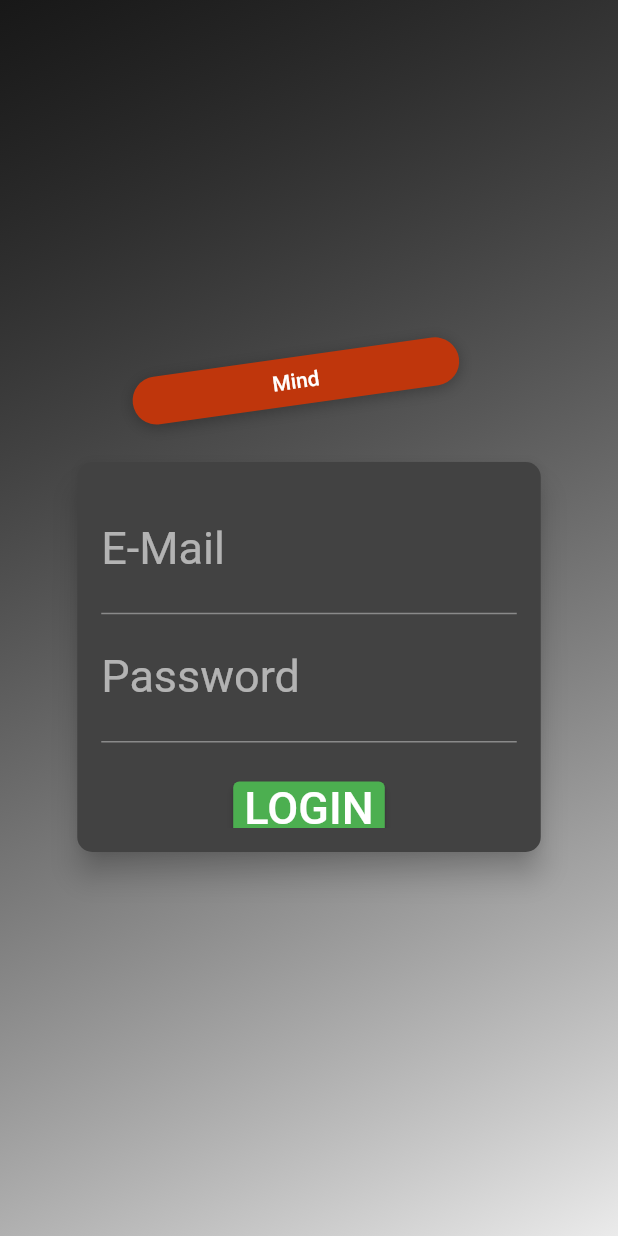
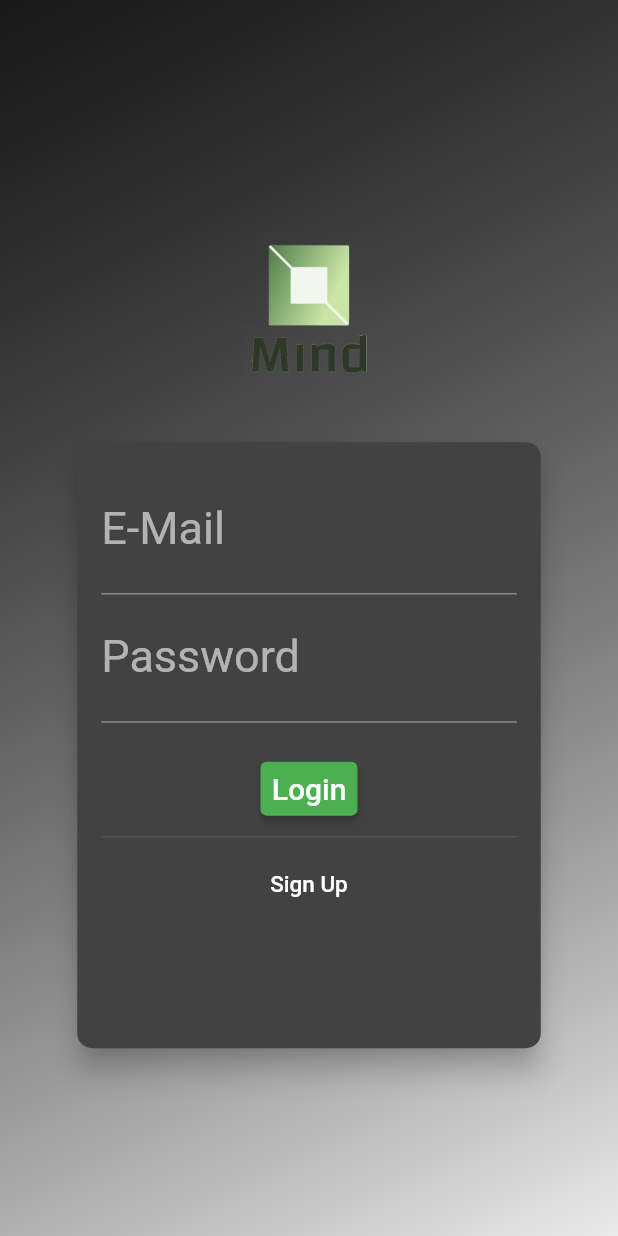
Before and after one commit to lopriorejosh/CSIS3126_LoPriore, a Flutter app: the screen it shows after launch, on a phone screen of 412 x 824 dp. Run offline on Flutter 3.47's test engine with Material 2 defaults, Android fonts, the light colour scheme and no system bars; our stand-ins replace expandable_text, google_fonts, water_drop_nav_bar; Roboto replaces fonts that are missing (Acme, Play).

Commit message:
Adding in error handling

```diff
--- a/mind/lib/API/api_constants.dart
+++ b/mind/lib/API/api_constants.dart
@@ -10,4 +10,7 @@ class ApiConstants {
       "https://identitytoolkit.googleapis.com/v1/accounts:signUp?key=$fireBaseAPIKey";
   static String signInUserEndpoint =
       "https://identitytoolkit.googleapis.com/v1/accounts:signInWithPassword?key=$fireBaseAPIKey";
+
+  static String anonomousEndpoint =
+      "https://identitytoolkit.googleapis.com/v1/accounts:signUp?key=$fireBaseAPIKey";
 }
--- a/mind/lib/Providers/auth_provider.dart
+++ b/mind/lib/Providers/auth_provider.dart
@@ -7,6 +7,7 @@ import 'package:http/http.dart' as http;
 import '../API/api_constants.dart';
 
 class AuthProvider with ChangeNotifier {
+  bool signedIn = false;
   late String _token;
   late DateTime _expiryDate;
   late String _UID;
@@ -26,5 +27,10 @@ class AuthProvider with ChangeNotifier {
     var response = await http
         .post(signInEndpoint, body: {'email': username, 'password': password});
     log(response.body);
+
+    if (response.statusCode == 200) {
+      signedIn = true;
+      notifyListeners();
+    }
   }
 }
--- a/mind/lib/Providers/movies_provider.dart
+++ b/mind/lib/Providers/movies_provider.dart
@@ -10,11 +10,11 @@ class MoviesProvider extends ChangeNotifier {
   List<Movie> get popularMovies => _popularMovies;
 
   Future<void> FetchPopularMovies() async {
-    var topMoviesUrl = Uri.parse(ApiConstants.baseUrl +
+    var popularMoviesUrl = Uri.parse(ApiConstants.baseUrl +
         ApiConstants.popularMoviesEndpoint +
         ApiConstants.apiKey);
     try {
-      var response = await http.get(topMoviesUrl);
+      var response = await http.get(popularMoviesUrl);
       if (response.statusCode == 200) {
         //convert json data and set _popularMovies
         List<Movie> _fetchedMovies = convertFromJson(response.body).results;
--- a/mind/lib/Screens/auth_page.dart
+++ b/mind/lib/Screens/auth_page.dart
@@ -2,6 +2,7 @@ import 'dart:math';
 
 import 'package:flutter/material.dart';
 import 'package:provider/provider.dart';
+import 'package:google_fonts/google_fonts.dart';
 
 import '../Providers/auth_provider.dart';
 
@@ -13,10 +14,9 @@ class AuthScreen extends StatelessWidget {
   @override
   Widget build(BuildContext context) {
     final deviceSize = MediaQuery.of(context).size;
-    // final transformConfig = Matrix4.rotationZ(-8 * pi / 180);
-    // transformConfig.translate(-10.0);
+
     return Scaffold(
-      // resizeToAvoidBottomInset: false,
+      resizeToAvoidBottomInset: false,
       body: Stack(
         children: <Widget>[
           Container(
@@ -32,8 +32,7 @@ class AuthScreen extends StatelessWidget {
               ),
             ),
           ),
-          SingleChildScrollView(
-            child: Container(
+          Container(
             height: deviceSize.height,
             width: deviceSize.width,
             child: Column(
@@ -41,35 +40,13 @@ class AuthScreen extends StatelessWidget {
               crossAxisAlignment: CrossAxisAlignment.center,
               children: <Widget>[
                 Flexible(
-                    child: Container(
-                      margin: EdgeInsets.only(bottom: 20.0),
-                      padding:
-                          EdgeInsets.symmetric(vertical: 8.0, horizontal: 94.0),
-                      transform: Matrix4.rotationZ(-8 * pi / 180)
-                        ..translate(-10.0),
-                      decoration: BoxDecoration(
-                        borderRadius: BorderRadius.circular(20),
-                        color: Colors.deepOrange.shade900,
-                        boxShadow: [
-                          BoxShadow(
-                            blurRadius: 8,
-                            color: Colors.black26,
-                            offset: Offset(0, 2),
-                          )
-                        ],
-                      ),
-                      child: Text(
-                        'Mind',
-                        style: Theme.of(context).textTheme.bodyLarge,
-                      ),
-                    ),
+                  child: Image.asset('lib/Assets/Mind Logo.png'),
                 ),
                 Flexible(
                   flex: deviceSize.width > 600 ? 2 : 1,
                   child: AuthCard(),
                 ),
               ],
-              ),
             ),
           ),
         ],
@@ -137,24 +114,25 @@ class _AuthCardState extends State<AuthCard> {
       ),
       elevation: 8.0,
       child: Container(
-        height: _authMode == AuthMode.Signup ? 320 : 260,
+        height: deviceSize.height * .5,
+        //_authMode == AuthMode.Signup ? 320 : 260,
         constraints:
             BoxConstraints(minHeight: _authMode == AuthMode.Signup ? 320 : 260),
         width: deviceSize.width * 0.75,
-        padding: EdgeInsets.all(16.0),
+        padding: const EdgeInsets.all(16.0),
         child: Form(
           key: _formKey,
           child: SingleChildScrollView(
             child: Column(
               children: <Widget>[
                 TextFormField(
-                  decoration: InputDecoration(labelText: 'E-Mail'),
+                  decoration: const InputDecoration(labelText: 'E-Mail'),
                   keyboardType: TextInputType.emailAddress,
                   validator: (value) {
+                    //increase validation not fully accurate
                     if (value!.isEmpty || !value.contains('@')) {
                       return 'Invalid email!';
                     }
-                    return null;
                     return null;
                   },
                   onSaved: (value) {
@@ -162,7 +140,7 @@ class _AuthCardState extends State<AuthCard> {
                   },
                 ),
                 TextFormField(
-                  decoration: InputDecoration(labelText: 'Password'),
+                  decoration: const InputDecoration(labelText: 'Password'),
                   obscureText: true,
                   controller: _passwordController,
                   validator: (value) {
@@ -174,35 +152,34 @@ class _AuthCardState extends State<AuthCard> {
                     _authData['password'] = value!;
                   },
                 ),
-                if (_authMode == AuthMode.Signup)
-                  TextFormField(
-                    enabled: _authMode == AuthMode.Signup,
-                    decoration: InputDecoration(labelText: 'Confirm Password'),
-                    obscureText: true,
-                    validator: _authMode == AuthMode.Signup
-                        ? (value) {
-                            if (value != _passwordController.text) {
-                              return 'Passwords do not match!';
-                            }
-                          }
-                        : null,
-                  ),
-                SizedBox(
+                const SizedBox(
                   height: 20,
                 ),
                 if (_isLoading)
                   CircularProgressIndicator()
                 else
                   ElevatedButton(
-                    child:
-                        Text(_authMode == AuthMode.Login ? 'LOGIN' : 'SIGN UP'),
                     onPressed: _submit,
+                    child: Text(
+                      _authMode == AuthMode.Login ? 'Login' : 'Sign Up',
+                      style: TextStyle(
+                          fontSize: 20,
+                          fontFamily: GoogleFonts.yesevaOne().fontFamily),
                     ),
+                  ),
+                Divider(),
                 TextButton(
+                  onPressed: _switchAuthMode,
                   child: Text(
-                      '${_authMode == AuthMode.Login ? 'SIGNUP' : 'LOGIN'} INSTEAD'),
-                  onPressed: _switchAuthMode,
+                    '${_authMode == AuthMode.Login ? 'Sign Up' : 'Login'}',
+                    style: TextStyle(
+                      fontSize: 15,
+                      fontFamily: GoogleFonts.yesevaOne().fontFamily,
+                      color: Colors.white,
                     ),
+                  ),
+                ),
+                //may add in other sign in options below, ie google, facebook
               ],
             ),
           ),
--- a/mind/pubspec.yaml
+++ b/mind/pubspec.yaml
@@ -66,6 +66,7 @@ flutter:
   uses-material-design: true
   assets:
     - lib/Assets/film_strip.jpg
+    - lib/Assets/Mind Logo.png
 
   # To add assets to your application, add an assets section, like this:
   # assets:
```
Also changed, not shown: mind/lib/Assets/Mind Logo.png (added). Lines whose indentation alone changed are shown as unchanged.
